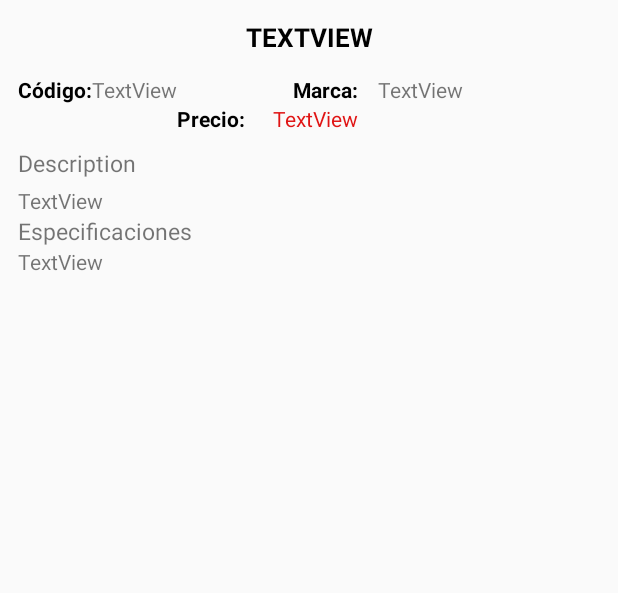
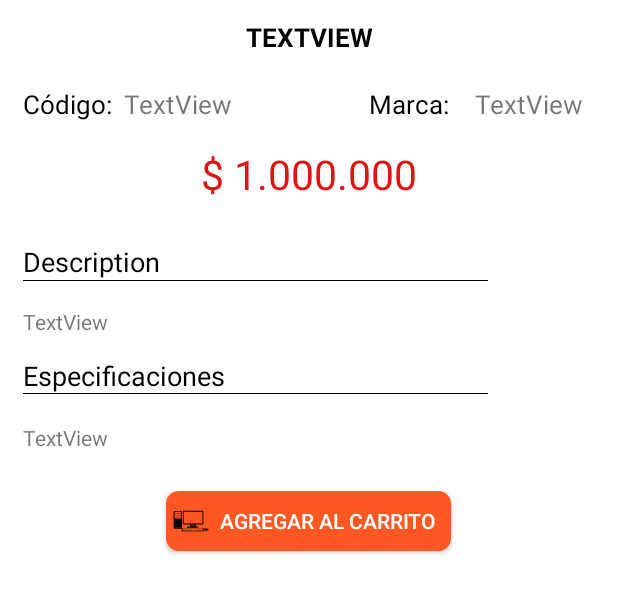
Before and after one commit to bikerlfh/Android-ShopNeubs, an Android app: the layout content_producto_detalle.xml on its own in the app's theme, with its tools: preview values and no code run, on a phone screen of 412 x 824 dp. Shown: the top 593 px of the screen. Run offline under Robolectric (Android 15) with nearby library versions, the phone set to English and light mode, and no system bars; network calls fail.

Commit message:
Estilo Detalle Producto

```diff
--- a/app/src/main/java/co/com/neubs/shopneubs/ProductoDetalleActivity.java
+++ b/app/src/main/java/co/com/neubs/shopneubs/ProductoDetalleActivity.java
@@ -35,6 +35,7 @@ public class ProductoDetalleActivity extends AppCompatActivity {
     private TextView descripcionProducto;
     private TextView codigoProducto;
     private TextView marcaProducto;
+    private TextView especificacionProducto;
     //private ImageView imageView;
 
     private CollapsingToolbarLayout toolbarLayout;
@@ -60,6 +61,7 @@ public class ProductoDetalleActivity extends AppCompatActivity {
         marcaProducto = (TextView) findViewById(R.id.lbl_marca_producto_detalle);
 
         descripcionProducto = (TextView) findViewById(R.id.lbl_descripcion_producto_detalle);
+        especificacionProducto = (TextView) findViewById(R.id.lbl_especificacion_producto_detalle);
         //imageView = (ImageView) findViewById(R.id.img_producto_detalle);
 
         toolbarLayout = (CollapsingToolbarLayout) findViewById(R.id.toolbar_layout);
@@ -83,6 +85,7 @@ public class ProductoDetalleActivity extends AppCompatActivity {
                         nombreProducto.setText(producto.getNombre());
                         codigoProducto.setText(String.valueOf(producto.getNumeroProducto()));
                         marcaProducto.setText(producto.getMarca().getDescripcion());
+                        especificacionProducto.setText(producto.getEspecificacion());
 
                         if (producto.getDescripcion().length() > 0)
                             descripcionProducto.setText(producto.getDescripcion());
@@ -100,9 +103,7 @@ public class ProductoDetalleActivity extends AppCompatActivity {
                         }
                         viewPagerAdapter = new ViewPagerAdapter(ProductoDetalleActivity.this,images);
                         viewPager.setAdapter(viewPagerAdapter);
-
                     }
-
                 }
 
                 @Override
--- /dev/null
+++ b/app/src/main/res/drawable/borde_redondo.xml
@@ -0,0 +1,13 @@
+<?xml version="1.0" encoding="utf-8"?>
+<shape xmlns:android="http://schemas.android.com/apk/res/android" android:shape="rectangle">
+    <solid android:color="#FF5722"/>
+
+    <stroke android:width="3dp"
+        android:color="#FF5722"/>
+
+    <padding android:left="5dp"
+        android:top="1dp"
+        android:right="3dp"
+        android:bottom="1dp"/>
+    <corners android:radius="10px"/>
+</shape>
--- /dev/null
+++ b/app/src/main/res/drawable/border.xml
@@ -0,0 +1,19 @@
+<?xml version="1.0" encoding="utf-8"?>
+<layer-list xmlns:android="http://schemas.android.com/apk/res/android" >
+    <item>
+        <shape
+            android:shape="rectangle">
+            <stroke android:width="1dp" android:color="#FF000000" />
+            <solid android:color="#ffffff" />
+
+        </shape>
+    </item>
+    <item  android:bottom="1dp">
+        <shape
+            android:shape="rectangle">
+            <stroke android:width="1dp" android:color="#ffffff" />
+            <solid android:color="#00000000" />
+        </shape>
+    </item>
+
+</layer-list>
--- a/app/src/main/res/layout/activity_producto_detalle.xml
+++ b/app/src/main/res/layout/activity_producto_detalle.xml
@@ -31,6 +31,8 @@
                 android:id="@+id/viewPager_producto_detalle"
                 android:layout_width="match_parent"
                 android:layout_height="350dp"
+                android:background="@color/colorWhite"
+
                 >
                 <!--ImageView
                     android:id="@+id/img_producto_detalle"
@@ -51,6 +53,6 @@
 
         </android.support.design.widget.CollapsingToolbarLayout>
     </android.support.design.widget.AppBarLayout>
+
     <include layout="@layout/content_producto_detalle" />
-
 </android.support.design.widget.CoordinatorLayout>
--- a/app/src/main/res/layout/content_producto_detalle.xml
+++ b/app/src/main/res/layout/content_producto_detalle.xml
@@ -4,6 +4,7 @@
     xmlns:tools="http://schemas.android.com/tools"
     android:layout_width="match_parent"
     android:layout_height="match_parent"
+    android:background="@color/colorWhite"
     app:layout_behavior="@string/appbar_scrolling_view_behavior"
     tools:context="co.com.neubs.shopneubs.ProductoDetalleActivity"
     tools:showIn="@layout/activity_producto_detalle">
@@ -11,6 +12,8 @@
     <RelativeLayout
         android:layout_width="match_parent"
         android:layout_height="643dp"
+        android:layout_marginRight="15dp"
+        android:layout_marginLeft="15dp"
         tools:layout_editor_absoluteX="9dp"
         tools:layout_editor_absoluteY="8dp">
 
@@ -27,119 +30,131 @@
             android:layout_width="wrap_content"
             android:layout_height="50dp"
             android:layout_alignParentEnd="true"
-            android:layout_alignParentStart="true"
             android:layout_alignParentTop="true"
             android:gravity="center"
             android:textSize="17sp"
             android:textAllCaps="true"
             android:textColor="@color/colorPrimaryDark"
             android:textStyle="bold"
-            android:text="TextView" />
+            android:text="TextView"
+            android:layout_alignStart="@+id/title_codigo" />
 
         <TextView
             android:id="@+id/title_descripcion"
-            android:layout_width="200dp"
-            android:layout_height="30dp"
-            android:layout_alignParentEnd="true"
-            android:layout_below="@+id/lbl_nombre_producto_detalle"
-            android:layout_marginTop="44dp"
-            android:layout_marginLeft="12dp"
-            android:textSize="15sp"
+            android:layout_width="310dp"
+            android:layout_height="25dp"
+            android:background="@drawable/border"
             android:gravity="center_vertical"
             android:text="@string/title_description"
+            android:textColor="@color/colorPrimaryDark"
+            android:textSize="18sp"
+            android:layout_marginTop="27dp"
+            android:layout_below="@+id/lbl_precio_producto_detalle"
             android:layout_alignParentStart="true" />
-
-
-        <TextView
-            android:id="@+id/lbl_descripcion_producto_detalle"
-            android:layout_width="wrap_content"
-            android:layout_height="wrap_content"
-            android:layout_marginRight="@dimen/text_margin"
-            android:text="TextView"
-            android:layout_marginLeft="@dimen/text_margin"
-            android:layout_below="@+id/title_descripcion"
-            android:layout_alignParentEnd="true"
-            android:layout_marginEnd="10dp"
-            android:layout_alignStart="@+id/title_descripcion" />
 
 
         <TextView
             android:id="@+id/title_codigo"
             android:layout_width="wrap_content"
             android:layout_height="wrap_content"
-            android:layout_alignStart="@+id/title_descripcion"
+            android:layout_alignStart="@+id/lbl_precio_producto_detalle"
             android:layout_below="@+id/lbl_nombre_producto_detalle"
-            android:textStyle="bold"
+            android:layout_marginTop="7dp"
+            android:text="Código:"
+            android:textSize="17sp"
             android:textColor="@color/colorPrimaryDark"
-
-            android:text="Código:" />
-
+           />
         <TextView
             android:id="@+id/lbl_codigo_producto_detalle"
             android:layout_width="wrap_content"
             android:layout_height="wrap_content"
-            android:layout_below="@+id/lbl_nombre_producto_detalle"
+            android:text="TextView"
+            android:textSize="17sp"
+            android:layout_alignBaseline="@+id/title_codigo"
+            android:layout_alignBottom="@+id/title_codigo"
             android:layout_toEndOf="@+id/title_codigo"
-            android:text="TextView" />
+            android:layout_marginStart="8dp" />
 
         <TextView
             android:id="@+id/title_marca"
             android:layout_width="wrap_content"
             android:layout_height="wrap_content"
-            android:layout_below="@+id/lbl_nombre_producto_detalle"
-            android:layout_marginStart="77dp"
-            android:layout_toEndOf="@+id/lbl_codigo_producto_detalle"
-            android:textStyle="bold"
+            android:textSize="17sp"
             android:textColor="@color/colorPrimaryDark"
-            android:text="Marca:" />
+            android:text="Marca:"
+            android:layout_marginEnd="17dp"
+            android:layout_alignBaseline="@+id/lbl_codigo_producto_detalle"
+            android:layout_alignBottom="@+id/lbl_codigo_producto_detalle"
+            android:layout_toStartOf="@+id/lbl_marca_producto_detalle" />
 
         <TextView
             android:id="@+id/lbl_marca_producto_detalle"
             android:layout_width="wrap_content"
             android:layout_height="wrap_content"
+            android:text="TextView"
+            android:textSize="17sp"
+            android:layout_alignBaseline="@+id/title_marca"
             android:layout_alignBottom="@+id/title_marca"
-            android:layout_marginStart="13dp"
-            android:layout_toEndOf="@+id/title_marca"
-            android:text="TextView" />
-
-        <TextView
-            android:id="@+id/title_precio"
-            android:layout_width="wrap_content"
-            android:layout_height="wrap_content"
-            android:textStyle="bold"
-            android:textColor="@color/colorPrimaryDark"
-            android:text="Precio:"
-            android:layout_below="@+id/lbl_codigo_producto_detalle"
-            android:layout_toEndOf="@+id/lbl_codigo_producto_detalle" />
+            android:layout_alignParentEnd="true"
+            android:layout_marginEnd="8dp" />
 
         <TextView
             android:id="@+id/lbl_precio_producto_detalle"
             android:layout_width="wrap_content"
             android:layout_height="wrap_content"
+            android:layout_marginTop="16dp"
+            android:text="$ 1.000.000"
+            android:textAlignment="center"
+            android:textColor="@color/colorPrecio"
+            android:textSize="27sp"
+            android:layout_below="@+id/title_marca"
+            android:layout_alignParentEnd="true"
+            android:layout_alignStart="@+id/title_descripcion" />
+
+        <TextView
+            android:id="@+id/lbl_descripcion_producto_detalle"
+            android:layout_width="wrap_content"
+            android:layout_height="wrap_content"
+            android:layout_alignStart="@+id/title_descripcion"
+            android:layout_below="@+id/title_descripcion"
+            android:layout_marginTop="17dp"
             android:text="TextView"
-            android:textColor="@color/colorPrecio"
-            android:layout_below="@+id/title_marca"
-            android:layout_toStartOf="@+id/lbl_marca_producto_detalle" />
+            android:layout_alignEnd="@+id/title_descripcion" />
 
         <TextView
             android:id="@+id/title_especificacion"
             android:layout_width="wrap_content"
             android:layout_height="wrap_content"
-            android:textSize="15sp"
+            android:layout_below="@+id/lbl_descripcion_producto_detalle"
+            android:layout_marginTop="14dp"
+            android:background="@drawable/border"
+            android:textSize="18sp"
+            android:textColor="@color/colorPrimaryDark"
             android:text="Especificaciones"
-            android:layout_below="@+id/lbl_descripcion_producto_detalle"
-            android:layout_alignStart="@+id/lbl_descripcion_producto_detalle"
-            android:layout_alignEnd="@+id/lbl_descripcion_producto_detalle" />
+            android:layout_alignEnd="@+id/lbl_descripcion_producto_detalle"
+            android:layout_alignParentStart="true" />
 
         <TextView
             android:id="@+id/lbl_especificacion_producto_detalle"
             android:layout_width="wrap_content"
             android:layout_height="wrap_content"
-            android:layout_alignEnd="@+id/lbl_descripcion_producto_detalle"
-            android:layout_alignStart="@+id/title_especificacion"
+            android:layout_alignParentStart="true"
             android:layout_below="@+id/title_especificacion"
-            android:text="TextView" />
+            android:layout_marginTop="19dp"
+            android:text="TextView"
+            android:layout_alignParentEnd="true" />
 
-
+        <Button
+            android:id="@+id/button2"
+            android:layout_width="190sp"
+            android:layout_height="40sp"
+            android:layout_below="@+id/lbl_especificacion_producto_detalle"
+            android:layout_centerHorizontal="true"
+            android:drawableLeft="@drawable/ic_categoria_03"
+            android:layout_marginTop="26dp"
+            android:background="@drawable/borde_redondo"
+            android:textColor="@color/colorWhite"
+            android:text="Agregar al carrito"
+            />
     </RelativeLayout>
 </android.support.v4.widget.NestedScrollView>
--- a/app/src/main/res/values/colors.xml
+++ b/app/src/main/res/values/colors.xml
@@ -3,10 +3,10 @@
     <color name="colorPrimary">#303841</color>
     <color name="colorPrimaryDark">#000000</color>
     <color name="colorAccent">#ff4081</color>
-    <color name="textColorPrimary">#FFFFFF</color>
-    <color name="colorWhite">#FFFFFF</color>
+    <color name="textColorPrimary">#ffffff</color>
+    <color name="colorWhite">#ffffff</color>
     <color name="colorSecundary">#ff5722</color>
-    <color name="colorBackground">#E0E0E0</color>
-    <color name="colorBackgroundCardView">#f7f7f7</color>
+    <color name="colorBackground">#ffffff</color>
+    <color name="colorBackgroundCardView">#ffffff</color>
     <color name="colorPrecio">#e01414</color>
 </resources>
--- a/app/src/main/res/values/styles.xml
+++ b/app/src/main/res/values/styles.xml
@@ -18,5 +18,4 @@
     <style name="transparentText" parent="@android:style/TextAppearance">
         <item name="android:textColor">#00000000</item>
     </style>
-
 </resources>
```
